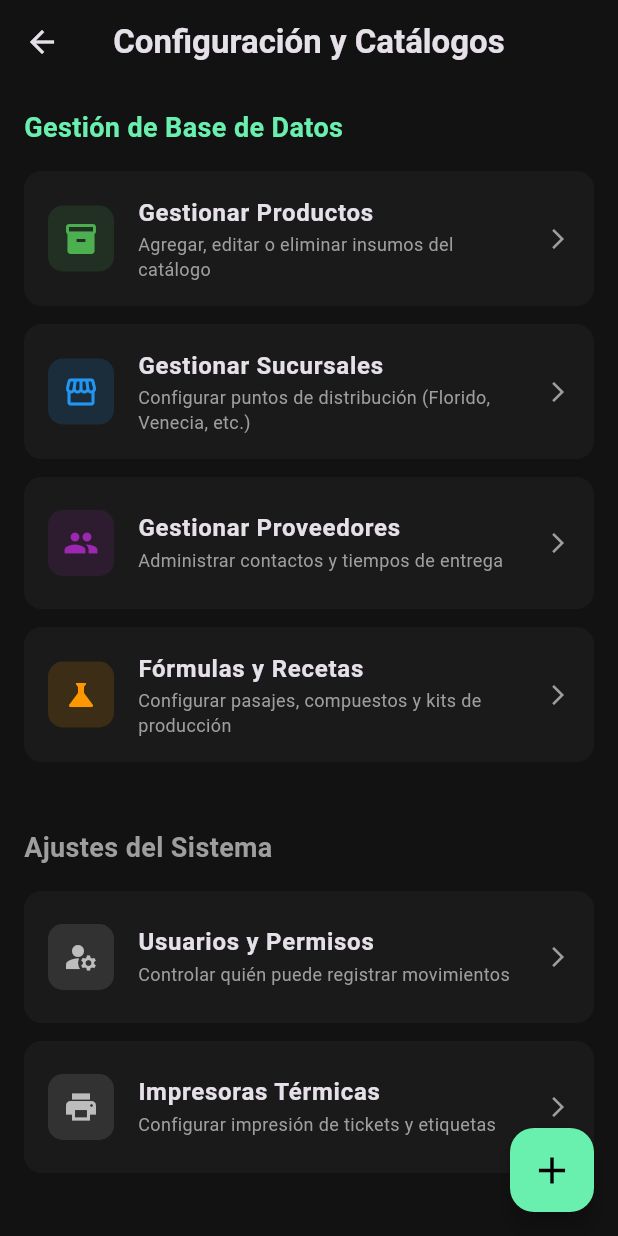
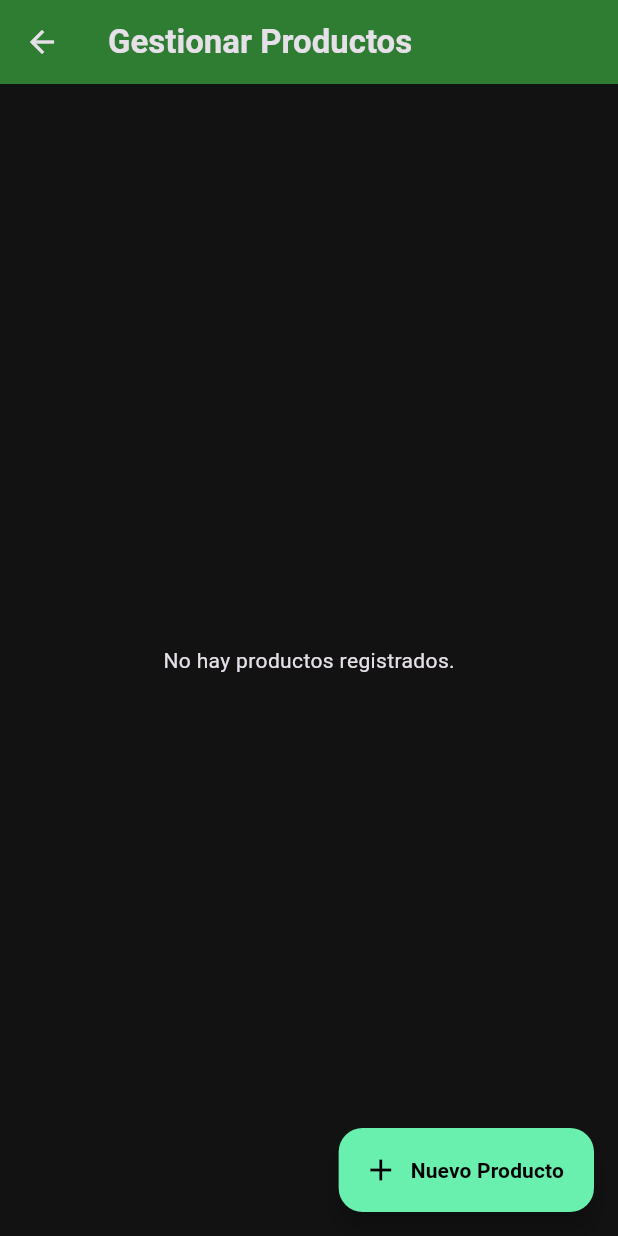
Before and after one commit to CesarPPrado/my_warehouse, a Flutter app: the SettingsScreen screen opened directly, after a tap on "Gestionar Productos", on a phone screen of 412 x 824 dp. Run offline on Flutter 3.47's test engine with Material 3 defaults, Android fonts, the phone set to English and light mode, and no system bars; our stand-ins replace flutter_dotenv, supabase_flutter; accounts and stored records are empty.

Commit message:
Feat (Screens): Se agrego la pantalla para administrar productos (CRUD).

```diff
--- a/lib/screens/home_screen.dart
+++ b/lib/screens/home_screen.dart
@@ -28,7 +28,7 @@ class HomeScreen extends StatelessWidget {
         title: Column(
           crossAxisAlignment: CrossAxisAlignment.start,
           children: [
-            const Text('La Sinaloa - Almacén', style: TextStyle(fontWeight: FontWeight.bold, fontSize: 24)),
+            const Text('Abarrotes Del Prado', style: TextStyle(fontWeight: FontWeight.bold, fontSize: 24)),
             // Llamamos a la función aquí
             Text(_obtenerFechaActual(), style: const TextStyle(fontSize: 14, color: Colors.grey)),
           ],
--- /dev/null
+++ b/lib/screens/manage_products_screen.dart
@@ -0,0 +1,86 @@
+import 'package:flutter/material.dart';
+import 'package:supabase_flutter/supabase_flutter.dart';
+
+class ManageProductsScreen extends StatefulWidget {
+  const ManageProductsScreen({super.key});
+
+  @override
+  State<ManageProductsScreen> createState() => _ManageProductsScreenState();
+}
+
+class _ManageProductsScreenState extends State<ManageProductsScreen> {
+  final _productosStream = Supabase.instance.client
+      .from('productos')
+      .stream(primaryKey: ['id'])
+      .order('categoria', ascending: true) // Los agrupamos por categoría
+      .order('nombre', ascending: true);
+
+  @override
+  Widget build(BuildContext context) {
+    return Scaffold(
+      appBar: AppBar(
+        title: const Text('Gestionar Productos', style: TextStyle(fontWeight: FontWeight.bold)),
+        backgroundColor: Colors.green.shade800, // Color para identificar que es modo administrador
+      ),
+      body: StreamBuilder<List<Map<String, dynamic>>>(
+        stream: _productosStream,
+        builder: (context, snapshot) {
+          if (snapshot.connectionState == ConnectionState.waiting) {
+            return const Center(child: CircularProgressIndicator());
+          }
+          if (snapshot.hasError) {
+            return const Center(child: Text('Error al cargar productos', style: TextStyle(color: Colors.red)));
+          }
+
+          final productos = snapshot.data ?? [];
+
+          if (productos.isEmpty) {
+            return const Center(child: Text('No hay productos registrados.'));
+          }
+
+          return ListView.builder(
+            padding: const EdgeInsets.all(16),
+            itemCount: productos.length,
+            itemBuilder: (context, index) {
+              final producto = productos[index];
+              return Card(
+                color: const Color(0xFF1A1A1A),
+                margin: const EdgeInsets.only(bottom: 12),
+                shape: RoundedRectangleBorder(borderRadius: BorderRadius.circular(12)),
+                child: ListTile(
+                  title: Text(producto['nombre'], style: const TextStyle(fontWeight: FontWeight.bold)),
+                  subtitle: Text('Categoría: ${producto['categoria']} | Medida: ${producto['unidad_medida']}'),
+                  trailing: Row(
+                    mainAxisSize: MainAxisSize.min,
+                    children: [
+                      IconButton(
+                        icon: const Icon(Icons.edit, color: Colors.blueAccent),
+                        onPressed: () {
+                          debugPrint('Abrir formulario para editar: ${producto['nombre']}');
+                        },
+                      ),
+                      IconButton(
+                        icon: const Icon(Icons.delete, color: Colors.redAccent),
+                        onPressed: () {
+                          debugPrint('Confirmar eliminación de: ${producto['nombre']}');
+                        },
+                      ),
+                    ],
+                  ),
+                ),
+              );
+            },
+          );
+        },
+      ),
+      floatingActionButton: FloatingActionButton.extended(
+        onPressed: () {
+          debugPrint('Abrir formulario de nuevo producto');
+        },
+        backgroundColor: Colors.greenAccent,
+        icon: const Icon(Icons.add, color: Colors.black),
+        label: const Text('Nuevo Producto', style: TextStyle(color: Colors.black, fontWeight: FontWeight.bold)),
+      ),
+    );
+  }
+}
--- a/lib/screens/settings_screen.dart
+++ b/lib/screens/settings_screen.dart
@@ -1,4 +1,5 @@
 import 'package:flutter/material.dart';
+import 'manage_products_screen.dart';
 
 class SettingsScreen extends StatelessWidget {
   const SettingsScreen({super.key});
@@ -15,16 +16,20 @@ class SettingsScreen extends StatelessWidget {
         children: [
           const Text('Gestión de Base de Datos', style: TextStyle(fontSize: 18, fontWeight: FontWeight.bold, color: Colors.greenAccent)),
           const SizedBox(height: 16),
-          _buildSettingsCard(Icons.inventory_2, 'Gestionar Productos', 'Agregar, editar o eliminar insumos del catálogo', Colors.green),
-          _buildSettingsCard(Icons.storefront, 'Gestionar Sucursales', 'Configurar puntos de distribución (Florido, Venecia, etc.)', Colors.blue),
-          _buildSettingsCard(Icons.people, 'Gestionar Proveedores', 'Administrar contactos y tiempos de entrega', Colors.purple),
-          _buildSettingsCard(Icons.science, 'Fórmulas y Recetas', 'Configurar pasajes, compuestos y kits de producción', Colors.orange),
+          // Aquí conectamos la pantalla de Gestionar Productos
+          _buildSettingsCard(context, Icons.inventory_2, 'Gestionar Productos', 'Agregar, editar o eliminar insumos del catálogo', Colors.green, const ManageProductsScreen()),
+
+          // A estas les pasamos "null" por ahora para que muestren el mensajito de "en construcción"
+          _buildSettingsCard(context, Icons.storefront, 'Gestionar Sucursales', 'Configurar puntos de distribución', Colors.blue, null),
+          _buildSettingsCard(context, Icons.people, 'Gestionar Proveedores', 'Administrar contactos y tiempos', Colors.purple, null),
+          _buildSettingsCard(context, Icons.science, 'Fórmulas y Recetas', 'Configurar pasajes y compuestos', Colors.orange, null),
 
           const SizedBox(height: 32),
           const Text('Ajustes del Sistema', style: TextStyle(fontSize: 18, fontWeight: FontWeight.bold, color: Colors.grey)),
           const SizedBox(height: 16),
-          _buildSettingsCard(Icons.manage_accounts, 'Usuarios y Permisos', 'Controlar quién puede registrar movimientos', Colors.grey.shade400),
-          _buildSettingsCard(Icons.print, 'Impresoras Térmicas', 'Configurar impresión de tickets y etiquetas', Colors.grey.shade400),
+
+          _buildSettingsCard(context, Icons.security, 'Usuarios y Permisos', 'Controlar quién puede registrar movimientos', Colors.grey, null),
+          _buildSettingsCard(context, Icons.print, 'Impresoras Térmicas', 'Configurar impresión de tickets y etiquetas', Colors.grey, null),
         ],
       ),
       // Botón flotante para agregar nuevos registros rápidamente
@@ -38,8 +43,8 @@ class SettingsScreen extends StatelessWidget {
     );
   }
 
-  // Widget reutilizable para las tarjetas del menú
-  Widget _buildSettingsCard(IconData icon, String title, String subtitle, Color iconColor) {
+  // Modifique el widget para aceptar una "ruta" (Widget de destino)
+  Widget _buildSettingsCard(BuildContext context, IconData icon, String title, String subtitle, Color iconColor, Widget? destination) {
     return Card(
       color: const Color(0xFF1A1A1A),
       margin: const EdgeInsets.only(bottom: 12),
@@ -55,7 +60,14 @@ class SettingsScreen extends StatelessWidget {
         title: Text(title, style: const TextStyle(fontWeight: FontWeight.bold)),
         subtitle: Text(subtitle, style: const TextStyle(color: Colors.grey, fontSize: 12)),
         trailing: const Icon(Icons.arrow_forward_ios, size: 16, color: Colors.grey),
-        onTap: () { debugPrint('Navegando a $title'); },
+        onTap: () {
+          if (destination != null) {
+            Navigator.push(context, MaterialPageRoute(builder: (context) => destination));
+          } else {
+            // Muestra un mensaje si la pantalla aún no está construida
+            ScaffoldMessenger.of(context).showSnackBar(SnackBar(content: Text('Pantalla $title en construcción...')));
+          }
+        },
       ),
     );
   }
```
